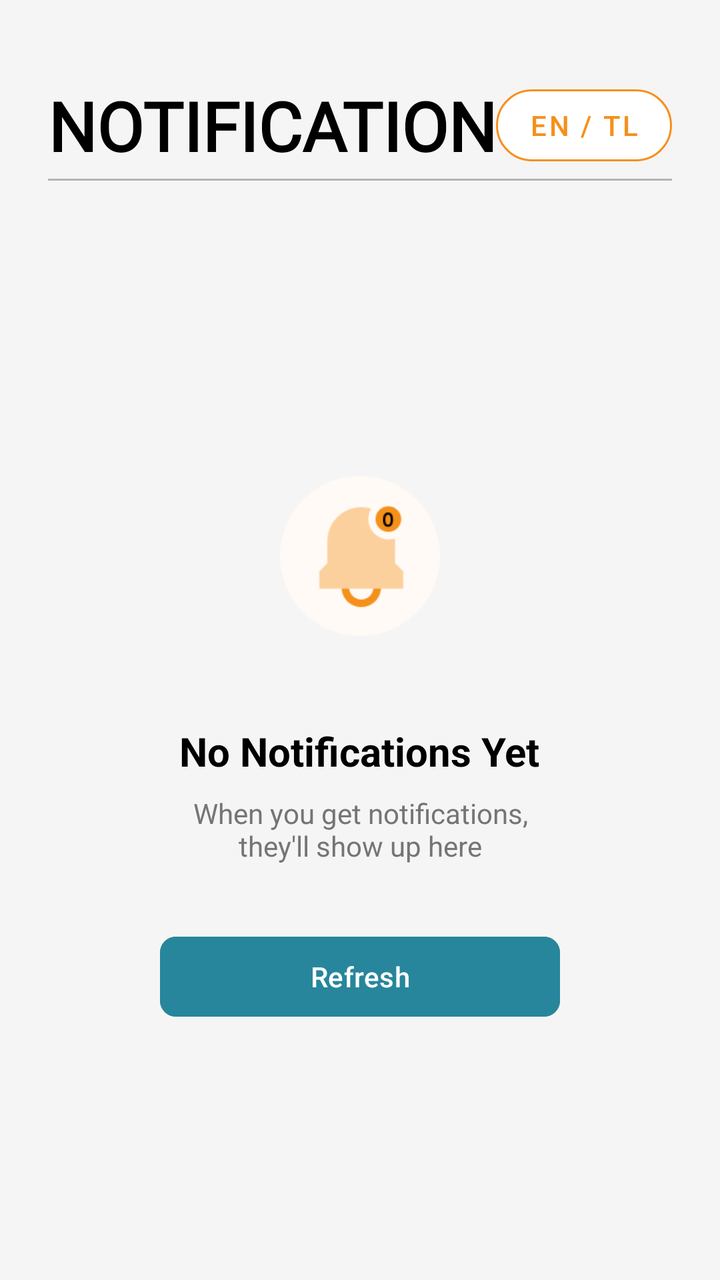
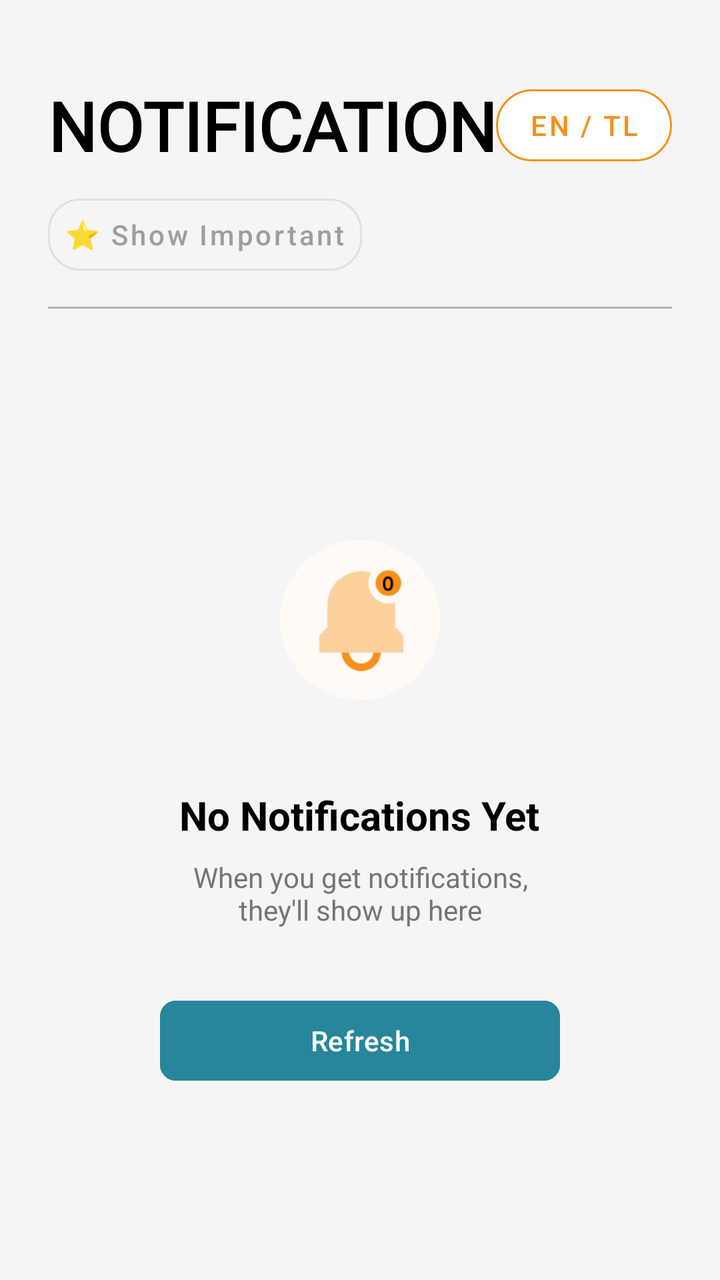

An Android layout rendered at two revisions. The XML below is the earlier revision; the diff shows what the commit changed to produce the second picture.
<!-- AndroidManifest.xml: application theme Theme.Dawnasyon_v1 -->
<!-- res/layout/fragment_notification.xml -->
<?xml version="1.0" encoding="utf-8"?>
<androidx.constraintlayout.widget.ConstraintLayout
    xmlns:android="http://schemas.android.com/apk/res/android"
    xmlns:app="http://schemas.android.com/apk/res-auto"
    android:layout_width="match_parent"
    android:layout_height="match_parent"
    android:background="#F5F5F5">

    <TextView
        android:id="@+id/tv_title"
        android:layout_width="wrap_content"
        android:layout_height="wrap_content"
        android:layout_marginTop="40dp"
        android:layout_marginStart="24dp"
        android:fontFamily="@font/dongle"
        android:text="@string/notifications"
        android:textColor="@color/black"
        android:textSize="34sp"
        android:textStyle="bold"
        app:layout_constraintTop_toTopOf="parent"
        app:layout_constraintStart_toStartOf="parent" />

    <com.google.android.material.button.MaterialButton
        android:id="@+id/btn_language"
        style="@style/Widget.MaterialComponents.Button.OutlinedButton"
        android:layout_width="wrap_content"
        android:layout_height="wrap_content"
        android:layout_marginEnd="24dp"
        android:backgroundTint="@color/white"
        android:text="EN / TL"
        android:textColor="#F5901A"
        app:cornerRadius="20dp"
        app:iconTint="#F5901A"
        app:strokeColor="#F5901A"
        app:strokeWidth="1dp"
        app:layout_constraintEnd_toEndOf="parent"
        app:layout_constraintTop_toTopOf="@id/tv_title"
        app:layout_constraintBottom_toBottomOf="@id/tv_title" />

    <View
        android:id="@+id/divider"
        android:layout_width="match_parent"
        android:layout_height="1dp"
        android:background="#44000000"
        android:layout_marginTop="4dp"
        android:layout_marginStart="24dp"
        android:layout_marginEnd="24dp"
        app:layout_constraintTop_toBottomOf="@id/tv_title" />

    <androidx.core.widget.NestedScrollView
        android:id="@+id/content_layout"
        android:layout_width="match_parent"
        android:layout_height="0dp"
        android:layout_marginTop="16dp"
        android:visibility="gone"
        app:layout_constraintTop_toBottomOf="@id/divider"
        app:layout_constraintBottom_toBottomOf="parent">

        <LinearLayout
            android:layout_width="match_parent"
            android:layout_height="wrap_content"
            android:orientation="vertical"
            android:paddingBottom="80dp">

            <TextView
                android:id="@+id/tv_header_new"
                android:layout_width="wrap_content"
                android:layout_height="wrap_content"
                android:text="New"
                android:textColor="#27869B"
                android:textStyle="bold"
                android:textSize="18sp"
                android:layout_marginStart="24dp"
                android:layout_marginBottom="8dp"/>

            <androidx.recyclerview.widget.RecyclerView
                android:id="@+id/rv_new"
                android:layout_width="match_parent"
                android:layout_height="wrap_content"
                android:nestedScrollingEnabled="false"/>

            <TextView
                android:id="@+id/tv_header_old"
                android:layout_width="wrap_content"
                android:layout_height="wrap_content"
                android:text="Old"
                android:textColor="#666666"
                android:textStyle="bold"
                android:textSize="18sp"
                android:layout_marginStart="24dp"
                android:layout_marginTop="24dp"
                android:layout_marginBottom="8dp"/>

            <androidx.recyclerview.widget.RecyclerView
                android:id="@+id/rv_old"
                android:layout_width="match_parent"
                android:layout_height="wrap_content"
                android:nestedScrollingEnabled="false"/>

        </LinearLayout>
    </androidx.core.widget.NestedScrollView>

    <LinearLayout
        android:id="@+id/empty_state_layout"
        android:layout_width="match_parent"
        android:layout_height="wrap_content"
        android:orientation="vertical"
        android:gravity="center"
        android:padding="32dp"
        android:visibility="visible"
        app:layout_constraintTop_toBottomOf="@id/divider"
        app:layout_constraintBottom_toBottomOf="parent">

        <ImageView
            android:layout_width="120dp"
            android:layout_height="120dp"
            android:src="@drawable/ic_empty_bell"
            android:padding="20dp" />

        <TextView
            android:layout_width="wrap_content"
            android:layout_height="wrap_content"
            android:text="No Notifications Yet"
            android:textSize="20sp"
            android:textStyle="bold"
            android:textColor="@color/black"
            android:layout_marginTop="24dp"/>

        <TextView
            android:layout_width="wrap_content"
            android:layout_height="wrap_content"
            android:text="When you get notifications,\nthey'll show up here"
            android:gravity="center"
            android:textSize="14sp"
            android:textColor="#757575"
            android:layout_marginTop="8dp"/>

        <Button
            android:id="@+id/btn_refresh_empty"
            android:layout_width="200dp"
            android:layout_height="wrap_content"
            android:text="Refresh"
            android:backgroundTint="#27869B"
            android:layout_marginTop="32dp"
            app:cornerRadius="8dp"/>

    </LinearLayout>

</androidx.constraintlayout.widget.ConstraintLayout>
<!-- resources referenced by this layout -->
<resources>
  <color name="black">#FF000000</color>
  <color name="white">#FFFFFFFF</color>
  <!-- drawable ic_empty_bell: png bitmap (drawable, 4127 bytes) -->
  <string name="notifications">NOTIFICATIONS</string>
  <style name="Theme.Dawnasyon_v1" parent="Base.Theme.Dawnasyon_v1" />
  <style name="Base.Theme.Dawnasyon_v1" parent="Theme.Material3.Light.NoActionBar">
          
          
      </style>
</resources>

<!-- the commit's change to res/layout/fragment_notification.xml (unified diff, before → after) -->
@@ -37,15 +37,31 @@
         app:layout_constraintTop_toTopOf="@id/tv_title"
         app:layout_constraintBottom_toBottomOf="@id/tv_title" />
 
+    <com.google.android.material.button.MaterialButton
+        android:id="@+id/btn_filter_important"
+        style="@style/Widget.MaterialComponents.Button.TextButton"
+        android:layout_width="wrap_content"
+        android:layout_height="wrap_content"
+        android:layout_marginStart="24dp"
+        android:layout_marginTop="8dp"
+        android:text="⭐ Show Important"
+        android:textColor="#9E9E9E"
+        android:textAllCaps="false"
+        app:strokeWidth="1dp"
+        app:strokeColor="#E0E0E0"
+        app:cornerRadius="16dp"
+        app:layout_constraintStart_toStartOf="parent"
+        app:layout_constraintTop_toBottomOf="@id/tv_title" />
+
     <View
         android:id="@+id/divider"
         android:layout_width="match_parent"
         android:layout_height="1dp"
         android:background="#44000000"
-        android:layout_marginTop="4dp"
+        android:layout_marginTop="12dp"
         android:layout_marginStart="24dp"
         android:layout_marginEnd="24dp"
-        app:layout_constraintTop_toBottomOf="@id/tv_title" />
+        app:layout_constraintTop_toBottomOf="@id/btn_filter_important" />
 
     <androidx.core.widget.NestedScrollView
         android:id="@+id/content_layout"
@@ -118,6 +134,7 @@
             android:padding="20dp" />
 
         <TextView
+            android:id="@+id/tv_empty_title"
             android:layout_width="wrap_content"
             android:layout_height="wrap_content"
             android:text="No Notifications Yet"
@@ -127,6 +144,7 @@
             android:layout_marginTop="24dp"/>
 
         <TextView
+            android:id="@+id/tv_empty_desc"
             android:layout_width="wrap_content"
             android:layout_height="wrap_content"
             android:text="When you get notifications,\nthey'll show up here"
